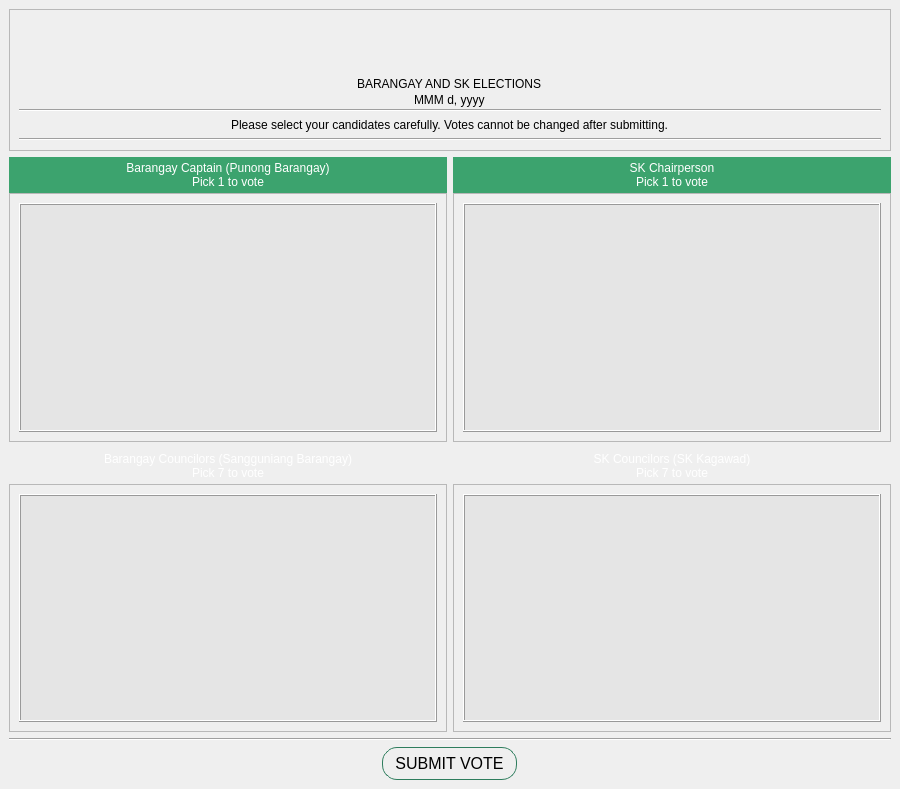
First picture: the form in VVM/vvm.ui, repository GuisadongManok/PolliTech-VVM, before the edit.
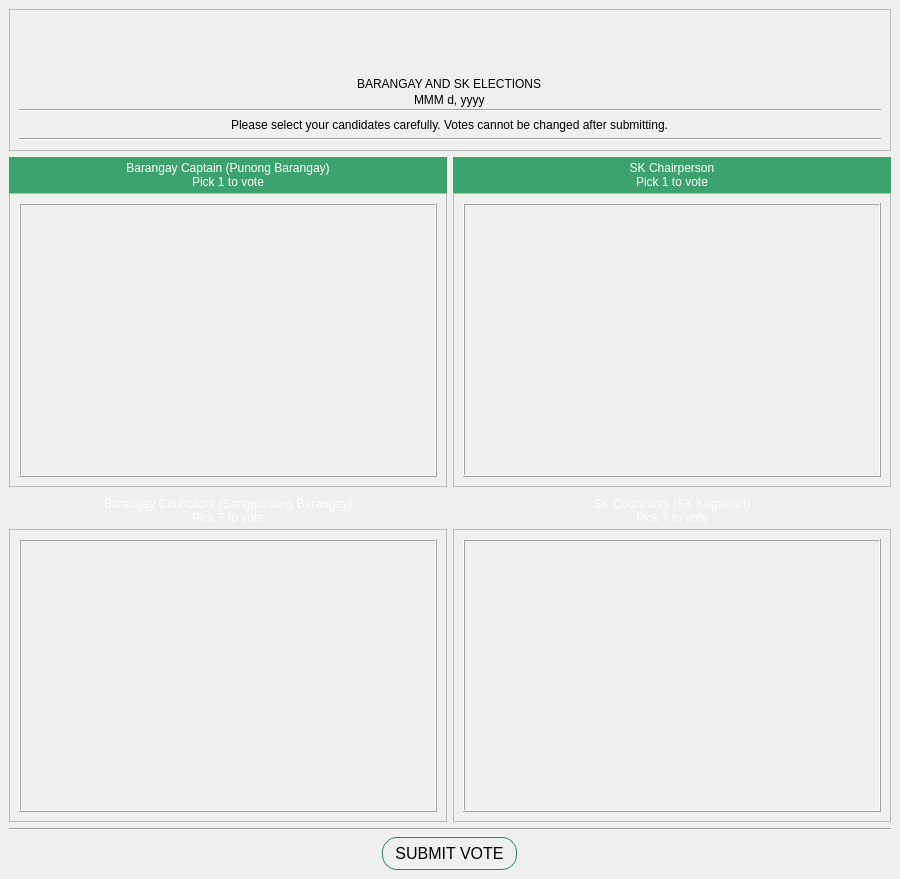
Second picture: the form after the edit. Icons and pictures are not drawn.

What changed in the file:
```diff
--- a/VVM/vvm.ui
+++ b/VVM/vvm.ui
@@ -7,7 +7,7 @@
     <x>0</x>
     <y>0</y>
     <width>900</width>
-    <height>789</height>
+    <height>879</height>
    </rect>
   </property>
   <property name="minimumSize">
@@ -183,7 +183,7 @@
            <x>0</x>
            <y>0</y>
            <width>430</width>
-           <height>212</height>
+           <height>257</height>
           </rect>
          </property>
          <layout class="QGridLayout" name="gridLayout">
@@ -191,7 +191,7 @@
            <widget class="QFrame" name="frame_cap">
             <property name="styleSheet">
              <string notr="true">QFrame {
-	background: #e5e5e5;
+	background: #f0f0f0;
 }</string>
             </property>
             <property name="frameShape">
@@ -248,7 +248,7 @@
            <x>0</x>
            <y>0</y>
            <width>430</width>
-           <height>212</height>
+           <height>257</height>
           </rect>
          </property>
          <layout class="QGridLayout" name="gridLayout_4">
@@ -256,7 +256,7 @@
            <widget class="QFrame" name="frame_skchair">
             <property name="styleSheet">
              <string notr="true">QFrame {
-	background: #e5e5e5;
+	background: #f0f0f0;
 }</string>
             </property>
             <property name="frameShape">
@@ -317,7 +317,7 @@
            <x>0</x>
            <y>0</y>
            <width>430</width>
-           <height>211</height>
+           <height>256</height>
           </rect>
          </property>
          <layout class="QGridLayout" name="gridLayout_3">
@@ -325,7 +325,7 @@
            <widget class="QFrame" name="frame_councilors">
             <property name="styleSheet">
              <string notr="true">QFrame {
-	background: #e5e5e5;
+	background: #f0f0f0;
 }</string>
             </property>
             <property name="frameShape">
@@ -386,7 +386,7 @@
            <x>0</x>
            <y>0</y>
            <width>430</width>
-           <height>211</height>
+           <height>256</height>
           </rect>
          </property>
          <layout class="QGridLayout" name="gridLayout_6">
@@ -394,7 +394,7 @@
            <widget class="QFrame" name="frame_skcouncilors">
             <property name="styleSheet">
              <string notr="true">QFrame {
-	background: #e5e5e5;
+	background: #f0f0f0;
 }</string>
             </property>
             <property name="frameShape">
```
Left out of the diff: 4 changed lines with no effect on the pictures.
